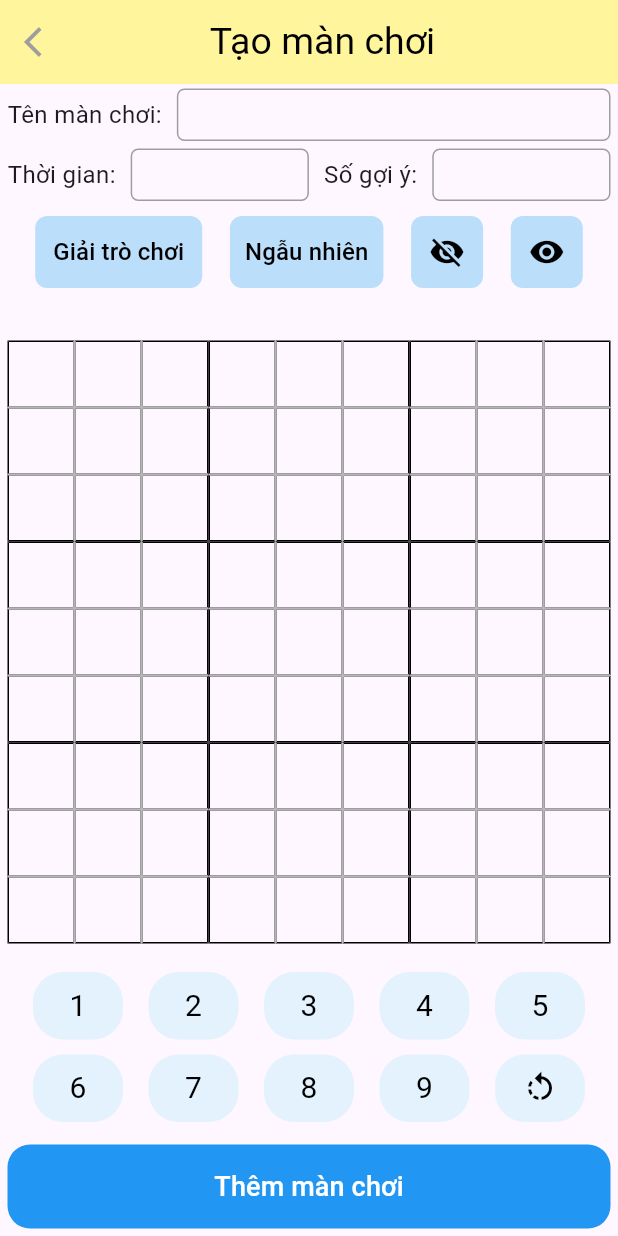
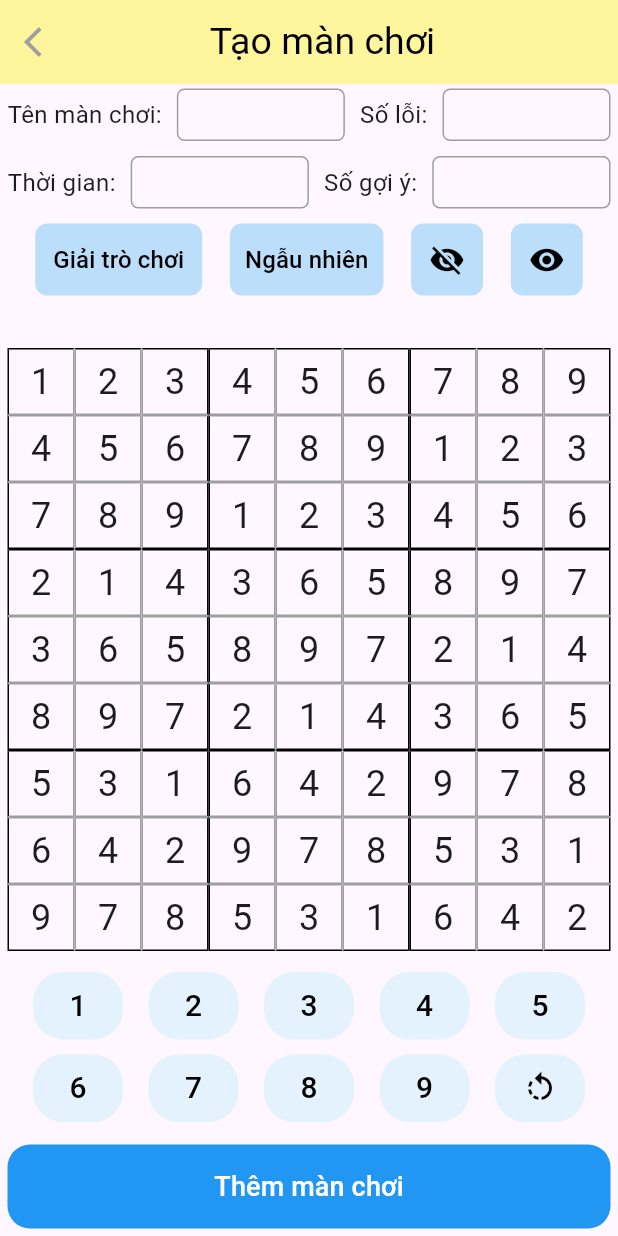
Before and after one commit to NguyenmToi/GAMESUDOKU, a Flutter app: the TaoManChoi screen opened directly, after a tap on "Giải trò chơi", on a phone screen of 412 x 824 dp. Run offline on Flutter 3.47's test engine with Material 3 defaults, Android fonts, the light colour scheme and no system bars; our stand-ins replace firebase_auth, firebase_core, firebase_database; accounts and stored records are empty.

Commit message:
cap nhat them giai tro choi, xoa o , vuot de tai lai danh sach btoi

```diff
--- a/lib/ManHinh/TaoManChoi.dart
+++ b/lib/ManHinh/TaoManChoi.dart
@@ -3,6 +3,7 @@ import 'dart:convert';
 import 'package:firebase_database/firebase_database.dart';
 import 'package:flutter/material.dart';
 import 'package:flutter/services.dart';
+import 'package:sudoku/ManHinh/ManHinhChoiMucDo.dart';
 
 class TaoManChoi extends StatefulWidget {
   const TaoManChoi({super.key});
@@ -11,16 +12,83 @@ class TaoManChoi extends StatefulWidget {
   State<TaoManChoi> createState() => _TaoManChoiState();
 }
 
+class SudokuSolver {
+  final List<List<int>> board;
+
+  SudokuSolver(this.board);
+
+  bool solve() {
+    for (int row = 0; row < 9; row++) {
+      for (int col = 0; col < 9; col++) {
+        if (board[row][col] == 0) {
+          for (int num = 1; num <= 9; num++) {
+            if (isSafe(row, col, num)) {
+              board[row][col] = num;
+              if (solve()) {
+                return true;
+              }
+              board[row][col] = 0;
+            }
+          }
+          return false;
+        }
+      }
+    }
+    return true; // Solved
+  }
+
+  bool isSafe(int row, int col, int num) {
+    // Check row
+    for (int x = 0; x < 9; x++) {
+      if (board[row][x] == num) {
+        return false;
+      }
+    }
+
+    // Check column
+    for (int x = 0; x < 9; x++) {
+      if (board[x][col] == num) {
+        return false;
+      }
+    }
+
+    // Check 3x3 subgrid
+    int startRow = row - row % 3;
+    int startCol = col - col % 3;
+    for (int i = 0; i < 3; i++) {
+      for (int j = 0; j < 3; j++) {
+        if (board[i + startRow][j + startCol] == num) {
+          return false;
+        }
+      }
+    }
+
+    return true;
+  }
+}
+
 class _TaoManChoiState extends State<TaoManChoi> {
-  int? hangChon;
-  int? cotChon;
+  int? hangDuocChon;
+  int? cotDuocChon;
   final TextEditingController _tenManChoiController = TextEditingController();
-
+  final TextEditingController _thoiGianController = TextEditingController();
   final TextEditingController _soGoiYController = TextEditingController();
+  final TextEditingController _soLoiController = TextEditingController();
   List<List<int>> bangSudoku =
       List.generate(9, (_) => List.generate(9, (_) => 0));
 
-//kiểm tra màn chơi đã tồn tại chưa
+  void giaiSudoku() {
+    SudokuSolver solver = SudokuSolver(bangSudoku);
+    if (solver.solve()) {
+      setState(() {});
+    } else {
+      ScaffoldMessenger.of(context).showSnackBar(
+        SnackBar(content: Text("Không thể giải bảng Sudoku")),
+      );
+    }
+  }
+
+  //kiểm tra màn chơi đã tồn tại chưa
   Future<bool> kiemTraManChoi(String maman) async {
     DatabaseEvent event = await FirebaseDatabase.instance
         .reference()
@@ -38,7 +106,9 @@ class _TaoManChoiState extends State<TaoManChoi> {
     String maman = 'man${_tenManChoiController.text.toString()}';
     bool exists = await kiemTraManChoi(maman);
     if (exists) {
-      const SnackBar(content: Text("Tên màn chơi đã tồn tại"));
+      ScaffoldMessenger.of(context).showSnackBar(
+        const SnackBar(content: Text("Tên màn chơi đã tồn tại")),
+      );
     } else {
       themManChoi();
     }
@@ -51,14 +121,16 @@ class _TaoManChoiState extends State<TaoManChoi> {
         .child('thuthach')
         .child('man${_tenManChoiController.text.toString()}')
         .set({
-      'board': bangSudoku,
+      'bang': bangSudoku,
       'maman': int.parse(_tenManChoiController.text.toString()),
       'tenman': 'Màn ${_tenManChoiController.text.toString()}',
-      'timestamp': DateTime.now().toString(),
+      'thoigian': int.parse(_thoiGianController.text.toString()),
+      'trangthai': true,
+      'thoigiantao': DateTime.now().toString(),
     }).then((_) {
       ScaffoldMessenger.of(context).showSnackBar(
         const SnackBar(
-          content: Text('Đã thêm màn chơi thành công lên Firebase'),
+          content: Text('Đã thêm màn chơi thành công'),
         ),
       );
     }).catchError((error) {
@@ -67,23 +139,6 @@ class _TaoManChoiState extends State<TaoManChoi> {
           content: Text('Lỗi khi thêm màn chơi: $error'),
         ),
       );
-    });
-  }
-
-  void xyLyNhanSo(int so) {
-    if (hangChon != null && cotChon != null) {
-      setState(() {
-        bangSudoku[hangChon!][cotChon!] = so;
-        hangChon = null;
-        cotChon = null;
-      });
-    }
-  }
-
-  void xuLyNhan(int hang, int cot) {
-    setState(() {
-      hangChon = hang;
-      cotChon = cot;
     });
   }
 
@@ -96,12 +151,12 @@ class _TaoManChoiState extends State<TaoManChoi> {
     // ]);
     return Scaffold(
       appBar: AppBar(
-        backgroundColor: Colors.yellow[200], // Màu nền appbar
+        backgroundColor: Colors.yellow[200],
         leading: IconButton(
           icon: const Icon(Icons.arrow_back_ios),
           color: Colors.grey,
           onPressed: () {
-            Navigator.pop(context);
+            Navigator.pop(context, true);
           },
         ),
         title: const Stack(
@@ -127,7 +182,7 @@ class _TaoManChoiState extends State<TaoManChoi> {
             // Dòng 1: Tên màn chơi và ô nhập thông tin
             Row(
               children: [
-                Text(
+                const Text(
                   'Tên màn chơi:',
                   style: TextStyle(fontSize: 16),
                 ),
@@ -144,8 +199,31 @@ class _TaoManChoiState extends State<TaoManChoi> {
                       child: TextFormField(
                         controller: _tenManChoiController,
                         decoration: const InputDecoration(
-                          border: InputBorder
-                              .none, // Loại bỏ viền của TextFormField
+                          border: InputBorder.none,
+                        ),
+                      ),
+                    ),
+                  ),
+                ),
+                const SizedBox(width: 10),
+                const Text(
+                  'Số lỗi:',
+                  style: TextStyle(fontSize: 16),
+                ),
+                const SizedBox(width: 10),
+                Expanded(
+                  child: Container(
+                    height: 35,
+                    decoration: BoxDecoration(
+                      border: Border.all(color: Colors.grey), // Viền xám
+                      borderRadius: BorderRadius.circular(5), // Bo tròn góc
+                    ),
+                    child: Padding(
+                      padding: const EdgeInsets.symmetric(horizontal: 10),
+                      child: TextFormField(
+                        controller: _soLoiController,
+                        decoration: const InputDecoration(
+                          border: InputBorder.none,
                         ),
                       ),
                     ),
@@ -154,7 +232,7 @@ class _TaoManChoiState extends State<TaoManChoi> {
               ],
             ),
             const SizedBox(
-              height: 5,
+              height: 10,
             ),
             Row(
               children: [
@@ -173,6 +251,7 @@ class _TaoManChoiState extends State<TaoManChoi> {
                     child: Padding(
                       padding: const EdgeInsets.symmetric(horizontal: 10),
                       child: TextFormField(
+                        controller: _thoiGianController,
                         decoration: const InputDecoration(
                           border: InputBorder
                               .none, // Loại bỏ viền của TextFormField
@@ -221,7 +300,7 @@ class _TaoManChoiState extends State<TaoManChoi> {
                   ),
                   child: TextButton(
                     onPressed: () {
-                      // Xử lý khi nhấn nút Giải trò chơi
+                      giaiSudoku();
                     },
                     child: const Text(
                       'Giải trò chơi',
@@ -254,7 +333,7 @@ class _TaoManChoiState extends State<TaoManChoi> {
                   ),
                   child: IconButton(
                     onPressed: () {
-                      // Xử lý khi nhấn nút Ẩn
+                      xoaODangChon();
                     },
                     color: Colors.black,
                     icon: const Icon(Icons.visibility_off),
@@ -284,47 +363,47 @@ class _TaoManChoiState extends State<TaoManChoi> {
                   childAspectRatio: 1, // tỉ lệ giữa chiều rộng và cao
                 ),
                 itemBuilder: (context, index) {
-                  int row = index ~/ 9; // lấy chỉ số hàng, chia lấy nguyên
-                  int col = index % 9; // lấy chỉ số cột, chia lấy dư
-                  bool isSelected = row == hangChon && col == cotChon;
+                  int hang = index ~/ 9; // lấy chỉ số hàng, chia lấy nguyên
+                  int cot = index % 9; // lấy chỉ số cột, chia lấy dư
+                  bool isSelected = hang == hangDuocChon && cot == cotDuocChon;
 
                   Border border = Border(
                     top: BorderSide(
-                      color: row == 0
+                      color: hang == 0
                           ? Colors.black
-                          : (row % 3 == 0)
+                          : (hang % 3 == 0)
                               ? Colors.black
                               : Colors.grey,
-                      width: row == 0 ? 1.0 : 1.0,
+                      width: hang == 0 ? 1.0 : 1.0,
                     ),
                     left: BorderSide(
-                      color: col == 0
+                      color: cot == 0
                           ? Colors.black
-                          : (col % 3 == 0)
+                          : (cot % 3 == 0)
                               ? Colors.black
                               : Colors.grey,
-                      width: col == 0 ? 1.0 : 1.0,
+                      width: cot == 0 ? 1.0 : 1.0,
                     ),
                     bottom: BorderSide(
-                      color: row == 8
+                      color: hang == 8
                           ? Colors.black
-                          : ((row + 1) % 3 == 0)
+                          : ((hang + 1) % 3 == 0)
                               ? Colors.black
                               : Colors.grey,
-                      width: row == 8 ? 1.0 : 1.0,
+                      width: hang == 8 ? 1.0 : 1.0,
                     ),
                     right: BorderSide(
-                      color: col == 8
+                      color: cot == 8
                           ? Colors.black
-                          : ((col + 1) % 3 == 0)
+                          : ((cot + 1) % 3 == 0)
                               ? Colors.black
                               : Colors.grey,
-                      width: col == 8 ? 1.0 : 1.0,
+                      width: cot == 8 ? 1.0 : 1.0,
                     ),
                   );
 
                   return InkWell(
-                    onTap: () => xuLyNhan(row, col),
+                    onTap: () => xuLyNhan(hang, cot),
                     child: Container(
                       decoration: BoxDecoration(
                         color: isSelected ? Colors.blue[100] : null,
@@ -332,9 +411,9 @@ class _TaoManChoiState extends State<TaoManChoi> {
                       ),
                       child: Center(
                         child: Text(
-                          bangSudoku[row][col] == 0
+                          bangSudoku[hang][cot] == 0
                               ? ''
-                              : bangSudoku[row][col].toString(),
+                              : bangSudoku[hang][cot].toString(),
                           style: const TextStyle(
                             fontSize: 24,
                           ),
@@ -371,7 +450,9 @@ class _TaoManChoiState extends State<TaoManChoi> {
                     child: InkWell(
                       borderRadius: BorderRadius.circular(20),
                       child: IconButton(
-                        onPressed: () {},
+                        onPressed: () {
+                          lamMoiBangSuDoKu();
+                        },
                         color: Colors.black,
                         icon: const Icon(Icons.rotate_left),
                       ),
@@ -409,6 +490,40 @@ class _TaoManChoiState extends State<TaoManChoi> {
     );
   }
 
+  void xyLyNhanSo(int so) {
+    if (hangDuocChon != null && cotDuocChon != null) {
+      setState(() {
+        bangSudoku[hangDuocChon!][cotDuocChon!] = so;
+        hangDuocChon = null;
+        cotDuocChon = null;
+      });
+    }
+  }
+
+  void xuLyNhan(int hang, int cot) {
+    setState(() {
+      hangDuocChon = hang;
+      cotDuocChon = cot;
+    });
+  }
+
+  void xoaODangChon() {
+    if (hangDuocChon != null && cotDuocChon != null) {
+      setState(() {
+        bangSudoku[hangDuocChon!][cotDuocChon!] = 0;
+      });
+    }
+  }
+
+  void lamMoiBangSuDoKu() {
+    for (int i = 0; i < 9; i++) {
+      for (int j = 0; j < 9; j++) {
+        bangSudoku[i][j] = 0;
+      }
+    }
+    setState(() {});
+  }
+
   bool _ngauNhienSudoku(int hang, int cot) {
     if (hang == 9) {
       return true; // Đã điền đầy đủ Sudoku thành công
@@ -442,20 +557,20 @@ class _TaoManChoiState extends State<TaoManChoi> {
     return false;
   }
 
-  bool _hopLe(int row, int col, int num) {
+  bool _hopLe(int hang, int cot, int so) {
     //kiểm tra số đã tồn tại trong hàng, cột
     for (int i = 0; i < 9; i++) {
-      if (bangSudoku[row][i] == num || bangSudoku[i][col] == num) {
+      if (bangSudoku[hang][i] == so || bangSudoku[i][cot] == so) {
         return false;
       }
     }
 
     //kiểm tra số đã tồn tại trong bảng 3x3
-    int startRow = (row ~/ 3) * 3;
-    int startCol = (col ~/ 3) * 3;
-    for (int i = startRow; i < startRow + 3; i++) {
-      for (int j = startCol; j < startCol + 3; j++) {
-        if (bangSudoku[i][j] == num) {
+    int dhang = (hang ~/ 3) * 3;
+    int dcot = (cot ~/ 3) * 3;
+    for (int i = dhang; i < dhang + 3; i++) {
+      for (int j = dcot; j < dcot + 3; j++) {
+        if (bangSudoku[i][j] == so) {
           return false;
         }
       }
@@ -498,7 +613,8 @@ class _TaoManChoiState extends State<TaoManChoi> {
           alignment: Alignment.center,
           child: Text(
             so.toString(),
-            style: const TextStyle(color: Colors.black, fontSize: 20),
+            style: const TextStyle(
+                color: Colors.black, fontSize: 20, fontWeight: FontWeight.w500),
           ),
         ),
       ),
```
Also changed, not shown: lib/ManHinh/ManHinhChoiThuThach.dart (+58 -45 lines), lib/MoHinh/xulydulieu.dart (+5 -5 lines), lib/ThanhPhan/QuanLyThuThach.dart (+10 -5 lines).
